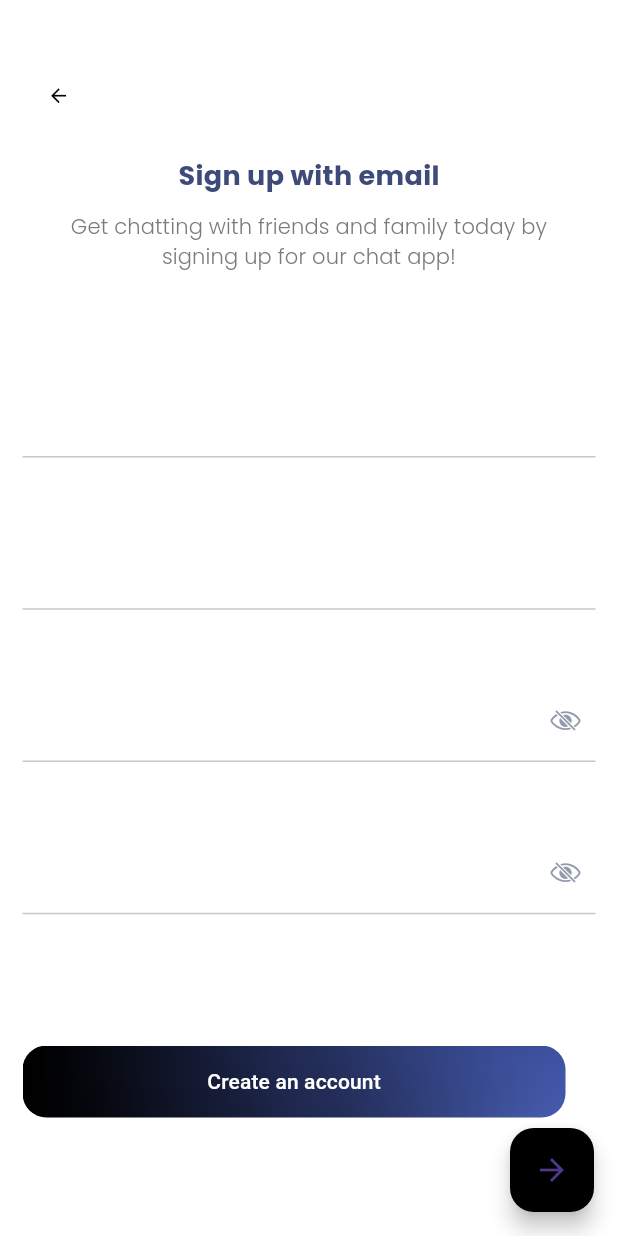
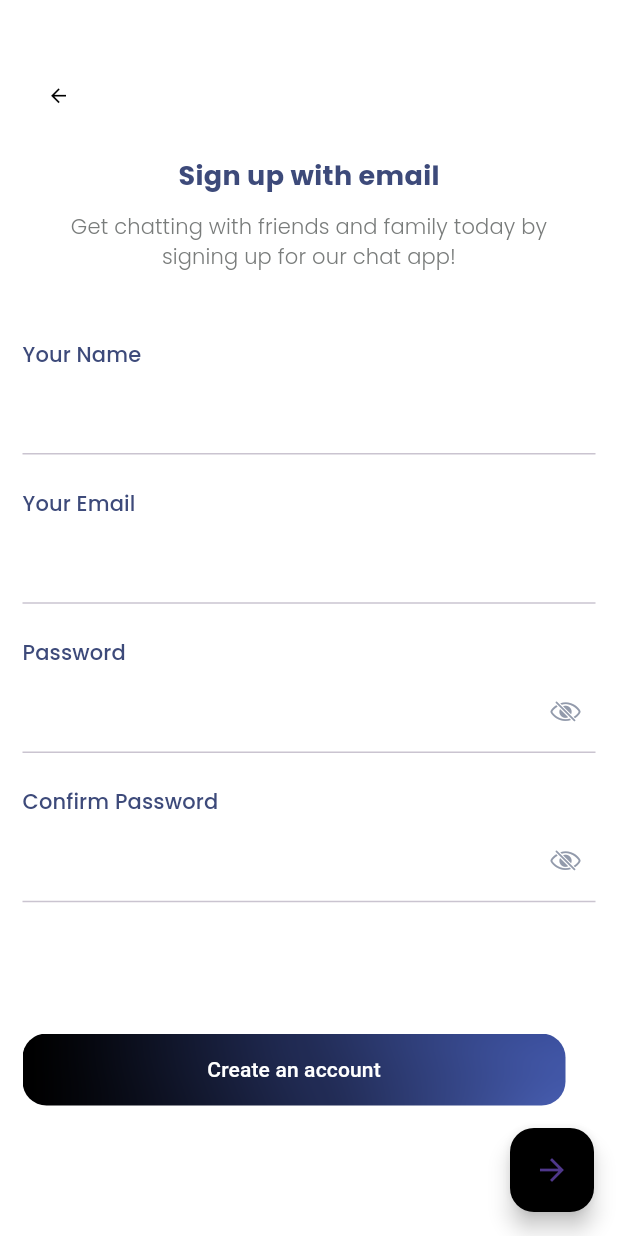
Before and after one commit to FARHADGULL/ChitChat, a Flutter app: the SignUpView screen opened by its route, on a phone screen of 412 x 824 dp. Run offline on Flutter 3.47's test engine with Material 3 defaults, Android fonts, the phone set to English and light mode, and no system bars; our stand-ins replace flutter_svg, gap, get, get_storage, google_fonts, socket_io_client; accounts and stored records are empty; network calls fail.

Commit message:
Update custom_textfield.dart

```diff
--- a/lib/widgets/custom_textfield.dart
+++ b/lib/widgets/custom_textfield.dart
@@ -1,6 +1,7 @@
 import 'package:flutter/material.dart';
 import 'package:flutter/services.dart';
 import 'package:get/get.dart';
+import 'package:google_fonts/google_fonts.dart';
 
 import '../helpers/constants.dart';
 
@@ -66,7 +67,7 @@ class CustomTextField1 extends StatelessWidget {
     this.minLines,
     this.showCursor,
     this.suffixIcon,
-    this.fillColor = AppColors.grey3,
+    this.fillColor = AppColors.white,
     this.errorText,
     this.readOnly = false,
     this.textStyle,
@@ -90,7 +91,15 @@ class CustomTextField1 extends StatelessWidget {
                 child: RichText(
                   text: TextSpan(
                     text: title,
-
+                    style: GoogleFonts.getFont(
+          'Poppins',
+          fontWeight: FontWeight.w500,
+          fontSize: 14,
+          height: 1,
+          letterSpacing: 0.1,
+          color: const Color(0xFF3D4A7A),
+          decoration: TextDecoration.none,
+        ),
                     children: [
                       (asterisk)
                           ? const TextSpan(
```
